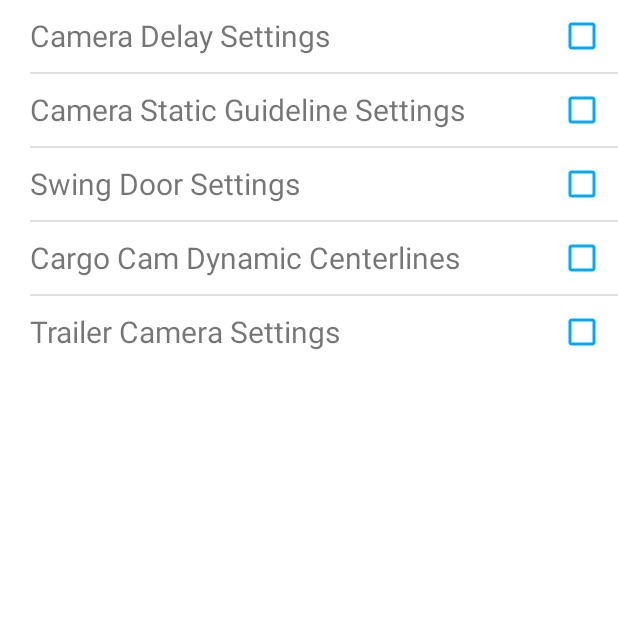
After one commit to questandroiddemo/Project_Camera_01, an Android app: the fragment CameraSettingsFragment shown on its own in the app's theme, on a phone screen of 412 x 824 dp, the top half of it. The commit adds this screen. Run offline under Robolectric (Android 15) with nearby library versions, the phone set to English and light mode, and no system bars.

Commit message:
Camera_01 UI design

```diff
--- a/app/build.gradle
+++ b/app/build.gradle
@@ -33,6 +33,7 @@ dependencies {
     implementation 'androidx.appcompat:appcompat:1.3.1'
     implementation 'com.google.android.material:material:1.4.0'
     implementation 'androidx.constraintlayout:constraintlayout:2.1.1'
+    implementation 'androidx.legacy:legacy-support-v4:1.0.0'
     testImplementation 'junit:junit:4.+'
     androidTestImplementation 'androidx.test.ext:junit:1.1.3'
     androidTestImplementation 'androidx.test.espresso:espresso-core:3.4.0'
--- /dev/null
+++ b/app/src/main/java/com/example/project_camera_01/CameraSettingsFragment.java
@@ -0,0 +1,97 @@
+package com.example.project_camera_01;
+
+import android.os.Bundle;
+
+import androidx.fragment.app.Fragment;
+
+import android.view.LayoutInflater;
+import android.view.View;
+import android.view.ViewGroup;
+import android.widget.AdapterView;
+import android.widget.ListView;
+
+import java.util.ArrayList;
+
+/**
+ * A simple {@link Fragment} subclass.
+ * Use the {@link CameraSettingsFragment#newInstance} factory method to
+ * create an instance of this fragment.
+ */
+public class CameraSettingsFragment extends Fragment {
+
+    // TODO: Rename parameter arguments, choose names that match
+    // the fragment initialization parameters, e.g. ARG_ITEM_NUMBER
+    private static final String ARG_PARAM1 = "param1";
+    private static final String ARG_PARAM2 = "param2";
+
+    // TODO: Rename and change types of parameters
+    private String mParam1;
+    private String mParam2;
+
+    public CameraSettingsFragment() {
+        // Required empty public constructor
+    }
+
+    /**
+     * Use this factory method to create a new instance of
+     * this fragment using the provided parameters.
+     *
+     * @param param1 Parameter 1.
+     * @param param2 Parameter 2.
+     * @return A new instance of fragment CameraSettingsFragment.
+     */
+    // TODO: Rename and change types and number of parameters
+    public static CameraSettingsFragment newInstance(String param1, String param2) {
+        CameraSettingsFragment fragment = new CameraSettingsFragment();
+        Bundle args = new Bundle();
+        args.putString(ARG_PARAM1, param1);
+        args.putString(ARG_PARAM2, param2);
+        fragment.setArguments(args);
+        return fragment;
+    }
+
+    ArrayList dataModels;
+    ListView listView;
+    private CustomAdapter adapter;
+
+    @Override
+    public void onCreate(Bundle savedInstanceState) {
+        super.onCreate(savedInstanceState);
+        if (getArguments() != null) {
+            mParam1 = getArguments().getString(ARG_PARAM1);
+            mParam2 = getArguments().getString(ARG_PARAM2);
+        }
+    }
+
+    @Override
+    public View onCreateView(LayoutInflater inflater, ViewGroup container,
+                             Bundle savedInstanceState) {
+        // Inflate the layout for this fragment
+        View rootView = inflater.inflate(R.layout.fragment_camera_settings, container, false);
+        listView = (ListView) rootView.findViewById(R.id.listView);
+
+        dataModels = new ArrayList();
+
+        dataModels.add(new DataModel("Camera Delay Settings", false));
+        dataModels.add(new DataModel("Camera Static Guideline Settings", false));
+        dataModels.add(new DataModel("Swing Door Settings", false));
+        dataModels.add(new DataModel("Cargo Cam Dynamic Centerlines", false));
+        dataModels.add(new DataModel("Trailer Camera Settings", false));
+
+        adapter = new CustomAdapter(dataModels, getActivity().getApplicationContext());
+
+        listView.setAdapter(adapter);
+        listView.setOnItemClickListener(new AdapterView.OnItemClickListener() {
+            @Override
+            public void onItemClick(AdapterView parent, View view, int position, long id) {
+
+                DataModel dataModel = (DataModel) dataModels.get(position);
+                dataModel.checked = !dataModel.checked;
+                adapter.notifyDataSetChanged();
+
+
+            }
+        });
+        return rootView;
+    }
+}
--- /dev/null
+++ b/app/src/main/java/com/example/project_camera_01/CustomAdapter.java
@@ -0,0 +1,72 @@
+package com.example.project_camera_01;
+
+import android.content.Context;
+import android.view.LayoutInflater;
+import android.view.View;
+import android.view.ViewGroup;
+import android.widget.ArrayAdapter;
+import android.widget.CheckBox;
+import android.widget.TextView;
+
+import androidx.annotation.NonNull;
+
+import java.util.ArrayList;
+
+public class CustomAdapter extends ArrayAdapter {
+
+    private ArrayList dataSet;
+    Context mContext;
+
+    // View lookup cache
+    private static class ViewHolder {
+        TextView txtName;
+        CheckBox checkBox;
+    }
+
+    public CustomAdapter(ArrayList data, Context context) {
+        super(context, R.layout.row_item, data);
+        this.dataSet = data;
+        this.mContext = context;
+
+    }
+    @Override
+    public int getCount() {
+        return dataSet.size();
+    }
+
+    @Override
+    public DataModel getItem(int position) {
+        return (DataModel) dataSet.get(position);
+    }
+
+
+    @Override
+    public View getView(int position, View convertView, @NonNull ViewGroup parent) {
+
+        ViewHolder viewHolder;
+        final View result;
+
+        if (convertView == null) {
+            viewHolder = new ViewHolder();
+            convertView = LayoutInflater.from(parent.getContext()).inflate(R.layout.row_item, parent, false);
+            viewHolder.txtName = (TextView) convertView.findViewById(R.id.txtName);
+            viewHolder.checkBox = (CheckBox) convertView.findViewById(R.id.checkBox);
+
+            result=convertView;
+            convertView.setTag(viewHolder);
+
+        } else {
+            viewHolder = (ViewHolder) convertView.getTag();
+            result=convertView;
+        }
+
+        DataModel item = getItem(position);
+
+
+        viewHolder.txtName.setText(item.name);
+        viewHolder.checkBox.setChecked(item.checked);
+
+
+        return result;
+    }
+}
--- /dev/null
+++ b/app/src/main/java/com/example/project_camera_01/DataModel.java
@@ -0,0 +1,13 @@
+package com.example.project_camera_01;
+
+public class DataModel {
+
+    public String name;
+    boolean checked;
+
+    DataModel(String name, boolean checked) {
+        this.name = name;
+        this.checked = checked;
+
+    }
+}
--- /dev/null
+++ b/app/src/main/res/layout/fragment_camera_settings.xml
@@ -0,0 +1,13 @@
+<?xml version="1.0" encoding="utf-8"?>
+<FrameLayout xmlns:android="http://schemas.android.com/apk/res/android"
+    xmlns:tools="http://schemas.android.com/tools"
+    android:layout_width="match_parent"
+    android:layout_height="match_parent"
+    tools:context=".CameraSettingsFragment">
+
+    <ListView
+        android:id="@+id/listView"
+        android:layout_marginLeft="20dp"
+        android:layout_width="match_parent"
+        android:layout_height="wrap_content"/>
+</FrameLayout>
--- /dev/null
+++ b/app/src/main/res/layout/row_item.xml
@@ -0,0 +1,23 @@
+<?xml version="1.0" encoding="utf-8"?>
+<RelativeLayout xmlns:android="http://schemas.android.com/apk/res/android"
+    android:layout_width="match_parent"
+    android:layout_height="match_parent">
+    <TextView
+        android:id="@+id/txtName"
+        android:layout_width="wrap_content"
+        android:layout_height="wrap_content"
+        android:layout_alignParentLeft="true"
+        android:layout_alignParentStart="true"
+        android:layout_centerVertical="true"
+        android:textSize="20sp" />
+
+    <CheckBox
+        android:id="@+id/checkBox"
+        android:layout_width="wrap_content"
+        android:layout_height="wrap_content"
+        android:buttonTint="#03A9F4"
+        android:layout_alignParentEnd="true"
+        android:layout_alignParentRight="true"
+        android:layout_alignParentTop="true" />
+
+</RelativeLayout>
--- a/app/src/main/res/values-night/themes.xml
+++ b/app/src/main/res/values-night/themes.xml
@@ -1,6 +1,6 @@
 <resources xmlns:tools="http://schemas.android.com/tools">
     <!-- Base application theme. -->
-    <style name="Theme.Project_Camera_01" parent="Theme.MaterialComponents.DayNight.DarkActionBar">
+    <style name="Theme.Project_Camera_01" parent="Theme.MaterialComponents.DayNight.NoActionBar">
         <!-- Primary brand color. -->
         <item name="colorPrimary">@color/purple_200</item>
         <item name="colorPrimaryVariant">@color/purple_700</item>
--- a/app/src/main/res/values/strings.xml
+++ b/app/src/main/res/values/strings.xml
@@ -1,3 +1,5 @@
 <resources>
     <string name="app_name">Project_Camera_01</string>
+    <!-- TODO: Remove or change this placeholder text -->
+    <string name="hello_blank_fragment">Hello blank fragment</string>
 </resources>
--- a/app/src/main/res/values/themes.xml
+++ b/app/src/main/res/values/themes.xml
@@ -1,6 +1,6 @@
 <resources xmlns:tools="http://schemas.android.com/tools">
     <!-- Base application theme. -->
-    <style name="Theme.Project_Camera_01" parent="Theme.MaterialComponents.DayNight.DarkActionBar">
+    <style name="Theme.Project_Camera_01" parent="Theme.MaterialComponents.DayNight.NoActionBar">
         <!-- Primary brand color. -->
         <item name="colorPrimary">@color/purple_500</item>
         <item name="colorPrimaryVariant">@color/purple_700</item>
```
Also changed, not shown: app/src/main/AndroidManifest.xml (+8 -3 lines), app/src/main/java/com/example/project_camera_01/MainActivity.java (+17 -0 lines), app/src/main/java/com/example/project_camera_01/cameraFragment.java (added, +22 -0 lines), app/src/main/res/drawable/ic_baseline_airport_shuttle_24.xml (added, +10 -0 lines), app/src/main/res/drawable/ic_baseline_camera_front_24.xml (added, +10 -0 lines), app/src/main/res/drawable/ic_baseline_camera_rear_24.xml (added, +10 -0 lines), app/src/main/res/layout/activity_main.xml (+33 -6 lines), app/src/main/res/layout/fragment_camera.xml (added, +106 -0 lines).
